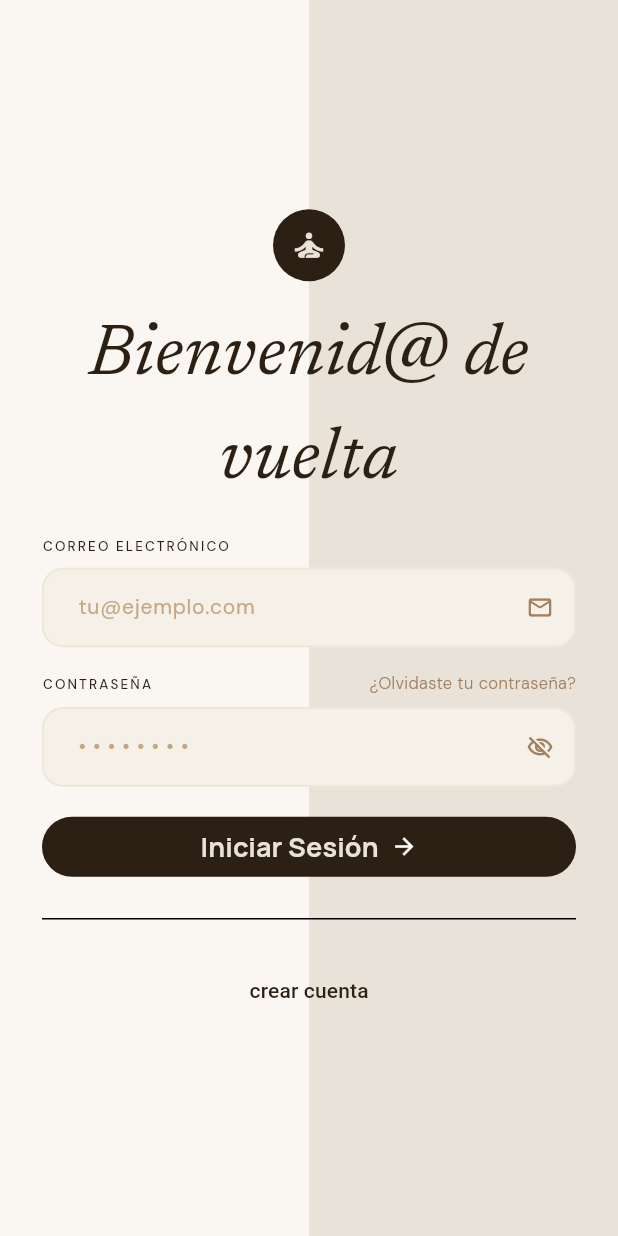
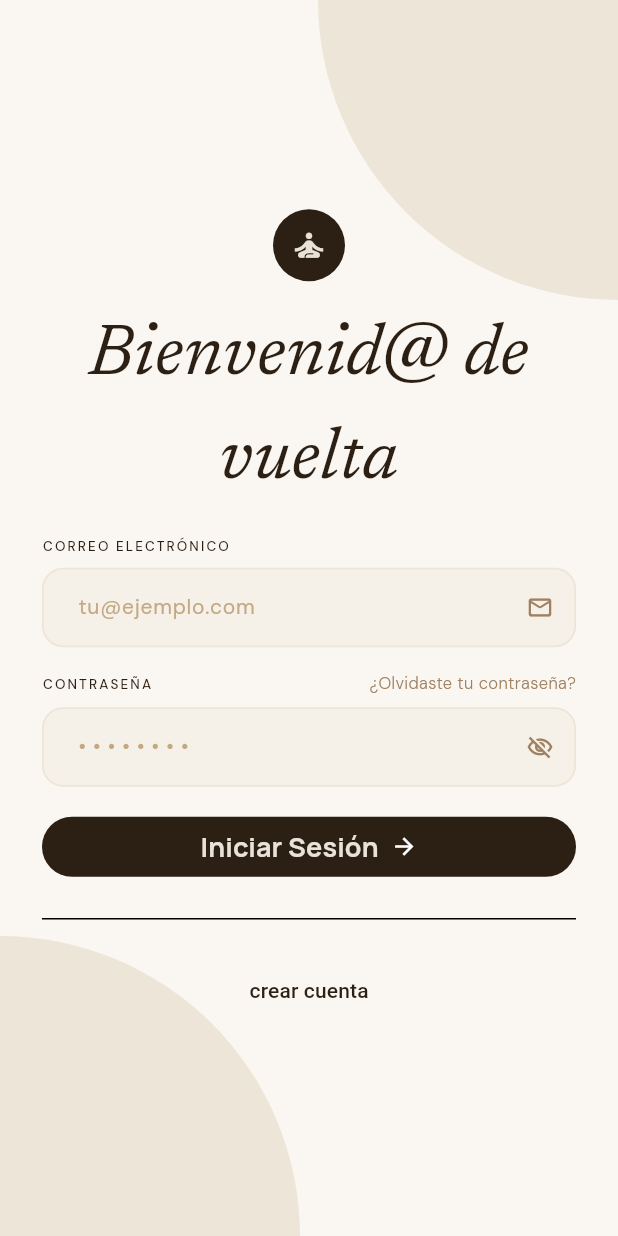
Before and after one commit to matifere/Kali-Studio-Client, a Flutter app: the screen it shows after launch, on a phone screen of 412 x 824 dp. Run offline on Flutter 3.47's test engine with Material 3 defaults, Android fonts, the phone set to English and light mode, and no system bars; our stand-ins replace google_fonts.

Commit message:
cambio estetica login

```diff
--- a/lib/auth/log_in.dart
+++ b/lib/auth/log_in.dart
@@ -22,12 +22,34 @@ class _LogInState extends State<LogIn> {
     return Scaffold(
       body: Stack(
         children: [
-          Align(
-            alignment: Alignment.centerRight,
-            child: Container(
-              color: KaliColors.background,
-              width: MediaQuery.of(context).size.width * .5,
-            ),
+          Column(
+            mainAxisAlignment: MainAxisAlignment.spaceBetween,
+            children: [
+              Align(
+                alignment: Alignment.topRight,
+                child: Container(
+                  width: 200,
+                  height: 200,
+                  decoration: const BoxDecoration(
+                    borderRadius:
+                        BorderRadius.only(bottomLeft: Radius.circular(200)),
+                    color: KaliColors.sand2,
+                  ),
+                ),
+              ),
+              Align(
+                alignment: Alignment.bottomLeft,
+                child: Container(
+                  width: 200,
+                  height: 200,
+                  decoration: const BoxDecoration(
+                    borderRadius:
+                        BorderRadius.only(topRight: Radius.circular(200)),
+                    color: KaliColors.sand2,
+                  ),
+                ),
+              ),
+            ],
           ),
           SafeArea(
             child: Center(
--- a/lib/auth/register.dart
+++ b/lib/auth/register.dart
@@ -0,0 +1,10 @@
+import 'package:flutter/material.dart';
+
+class Register extends StatelessWidget {
+  const Register({super.key});
+
+  @override
+  Widget build(BuildContext context) {
+    return const Scaffold();
+  }
+}
--- a/lib/main.dart
+++ b/lib/main.dart
@@ -1,6 +1,7 @@
 import 'package:flutter/material.dart';
 import 'package:flutter/services.dart';
 import 'package:kali_studio/auth/log_in.dart';
+import 'package:kali_studio/auth/register.dart';
 import 'theme/kali_theme.dart';
 
 void main() {
```
